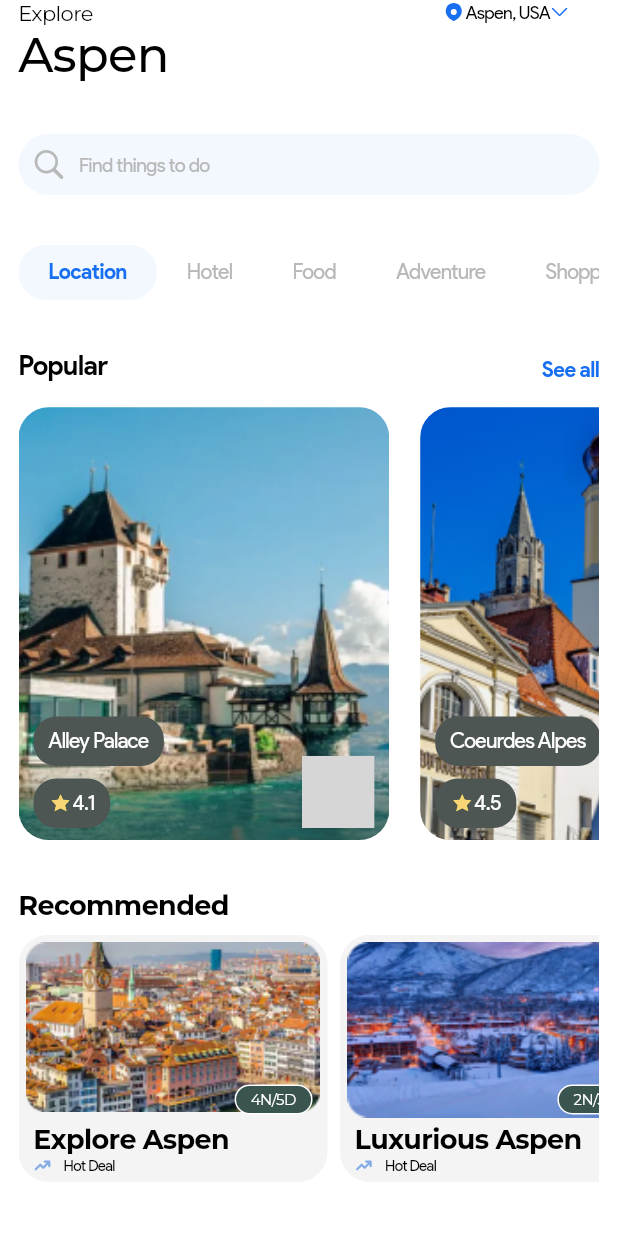
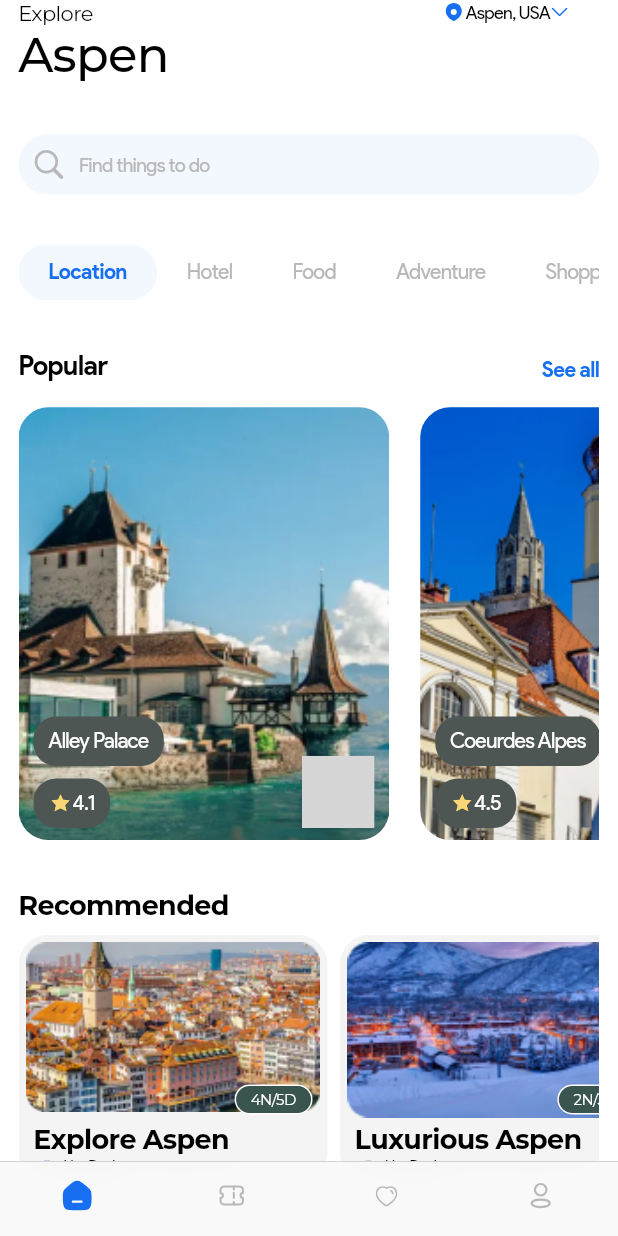
Before and after one commit to VNKaiSer/Aspen-Travel-App, a Flutter app: the HomeScreen screen opened directly, on a phone screen of 412 x 824 dp. Run offline on Flutter 3.47's test engine with Material 3 defaults, Android fonts, the phone set to English and light mode, and no system bars; our stand-ins replace flutter_svg, google_fonts; grey boxes are pictures that could not be loaded.

Commit message:
done home screen

```diff
--- a/lib/Screens/home/home_screen.dart
+++ b/lib/Screens/home/home_screen.dart
@@ -1,4 +1,5 @@
 import 'package:flutter/cupertino.dart';
+import 'package:flutter_svg/svg.dart';
 
 import 'components/body.dart';
 
@@ -7,8 +8,31 @@ class HomeScreen extends StatelessWidget {
 
   @override
   Widget build(BuildContext context) {
-    return const CupertinoPageScaffold(
-      child: Body(),
+    return CupertinoTabScaffold(
+      tabBar: CupertinoTabBar(
+        activeColor: CupertinoColors.systemBlue,
+        items: [
+          BottomNavigationBarItem(
+            icon: SvgPicture.asset("assets/icons/Home.svg"),
+            // label: 'Home',
+          ),
+          BottomNavigationBarItem(
+            icon: SvgPicture.asset("assets/icons/Ticket.svg"),
+            // label: 'Search',
+          ),
+          BottomNavigationBarItem(
+            icon: SvgPicture.asset("assets/icons/Heart_nav.svg"),
+            // label: 'Settings',
+          ),
+          BottomNavigationBarItem(
+            icon: SvgPicture.asset("assets/icons/Profile.svg"),
+            // label: 'Settings',
+          ),
+        ],
+      ),
+      tabBuilder: (context, index) {
+        return const Body();
+      },
     );
   }
 }
```
Also changed, not shown: assets/icons/Heart_nav.svg (added), assets/icons/Home.svg (added), assets/icons/Profile.svg (added), assets/icons/Ticket.svg (added).
